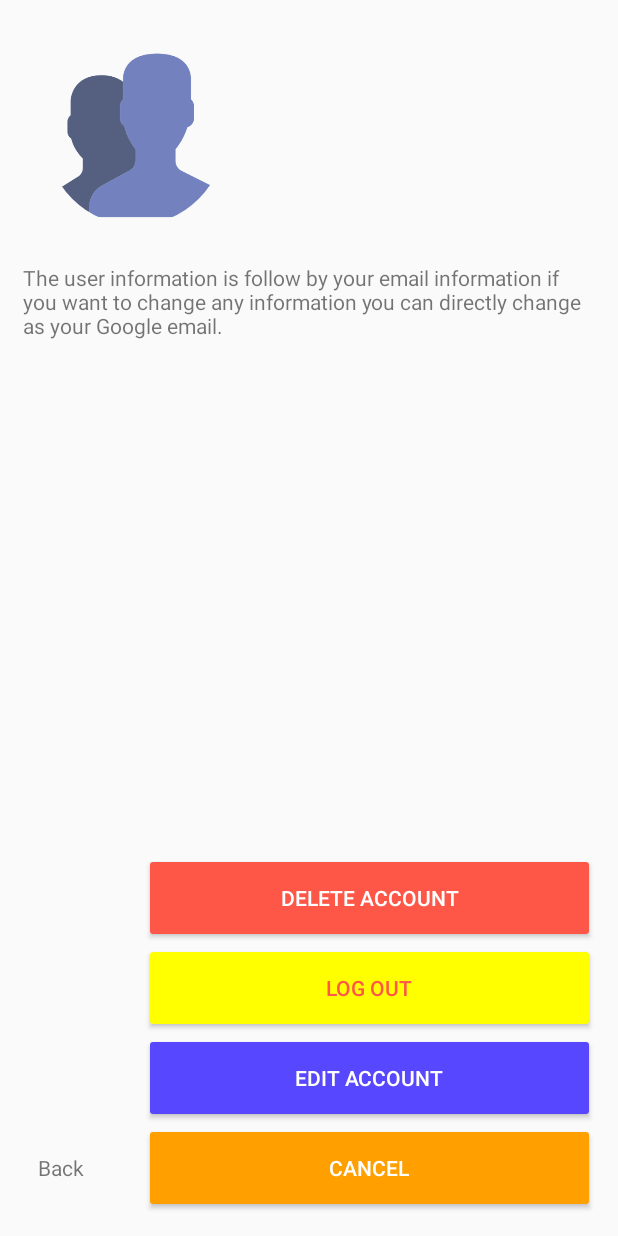
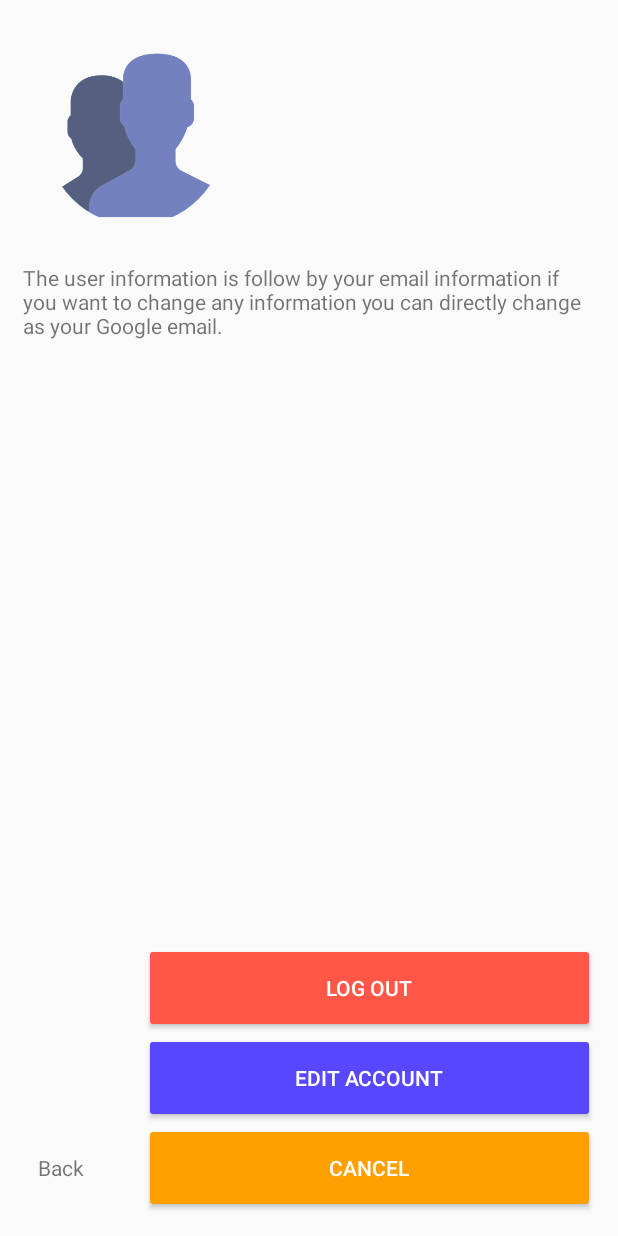
Before and after one commit to Jaylers/bike-squad-app, an Android app: the ProfileActivity screen opened directly, with no data from a screen before it, after a tap on "ADVANCE OPTION", on a phone screen of 412 x 824 dp. Run offline under Robolectric (Android 15) with nearby library versions, the phone set to English and light mode, and no system bars; our stand-ins replace ButterKnife, CircleImageView, Firebase (no records; nobody signed in at launch, a user with empty details on screens opened directly); 1 statement that could not run was skipped.

Commit message:
fix advance option on display hide btn remove Delete Account feature

```diff
--- a/app/src/main/java/com/jaylerrs/bikesquad/users/ProfileActivity.java
+++ b/app/src/main/java/com/jaylerrs/bikesquad/users/ProfileActivity.java
@@ -97,9 +97,10 @@ public class ProfileActivity extends AppCompatActivity implements GoogleApiClien
                     .alpha(0.0f)
                     .setDuration(800);
 
-            mDeleteAccount.setVisibility(View.GONE);
+            mEditAccount.setVisibility(View.GONE);
             mLogOut.setVisibility(View.GONE);
-            mEditAccount.setVisibility(View.GONE);
+//            mDeleteAccount.setVisibility(View.GONE);
+
         }else {
             mAdvanceOption.setText(getString(R.string.app_message_cancel));
             mDeleteAccount.animate()
@@ -112,9 +113,9 @@ public class ProfileActivity extends AppCompatActivity implements GoogleApiClien
                     .alpha(1.0f)
                     .setDuration(400);
 
+            mEditAccount.setVisibility(View.VISIBLE);
             mLogOut.setVisibility(View.VISIBLE);
-            mDeleteAccount.setVisibility(View.VISIBLE);
-            mEditAccount.setVisibility(View.VISIBLE);
+//            mDeleteAccount.setVisibility(View.VISIBLE);
         }
     }
 
--- a/app/src/main/res/layout/activity_profile.xml
+++ b/app/src/main/res/layout/activity_profile.xml
@@ -72,9 +72,8 @@
         android:layout_height="60dp"
         android:layout_toEndOf="@+id/txt_profile_back"
         android:text="@string/ver_message_log_out"
-        android:theme="@style/ThemeOverlay.MyWarnButton"
-        android:visibility="gone"
-        android:textColor="@color/color_pastel_red"/>
+        android:theme="@style/ThemeOverlay.MyDangerousButton"
+        android:visibility="gone" />
 
     <Button
         android:id="@+id/btn_profile_advance_edit_account"
```
